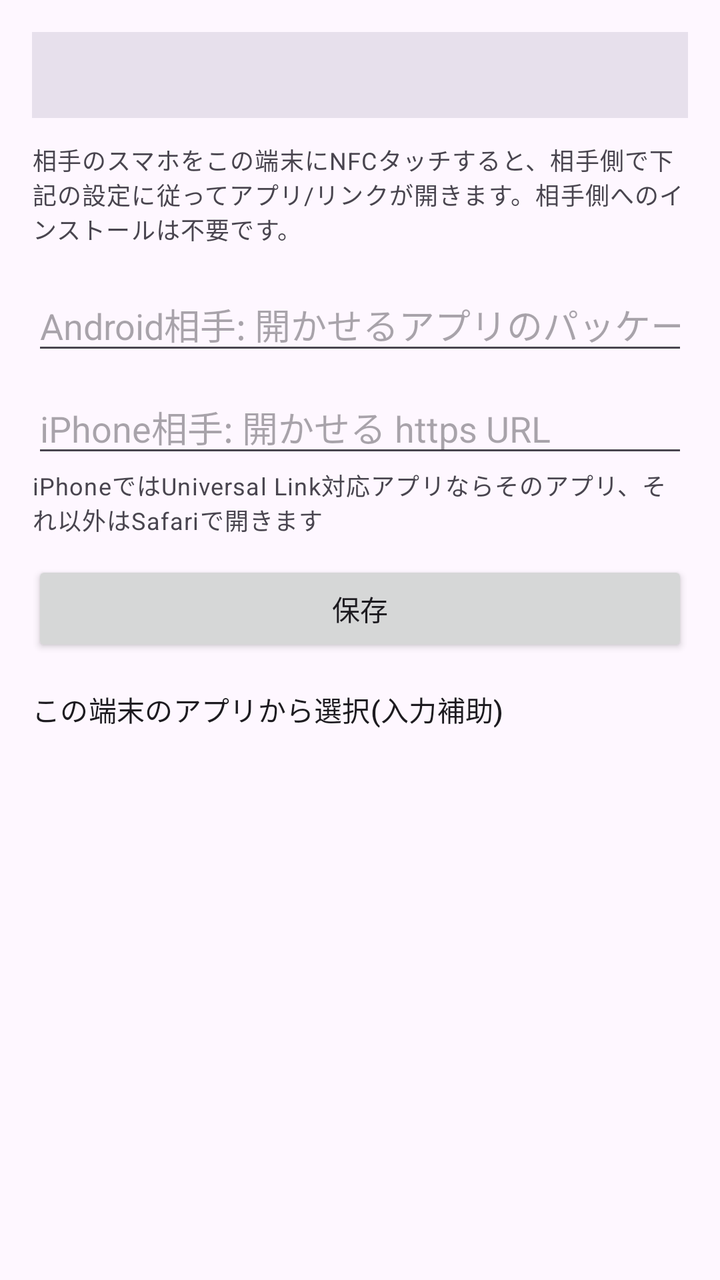
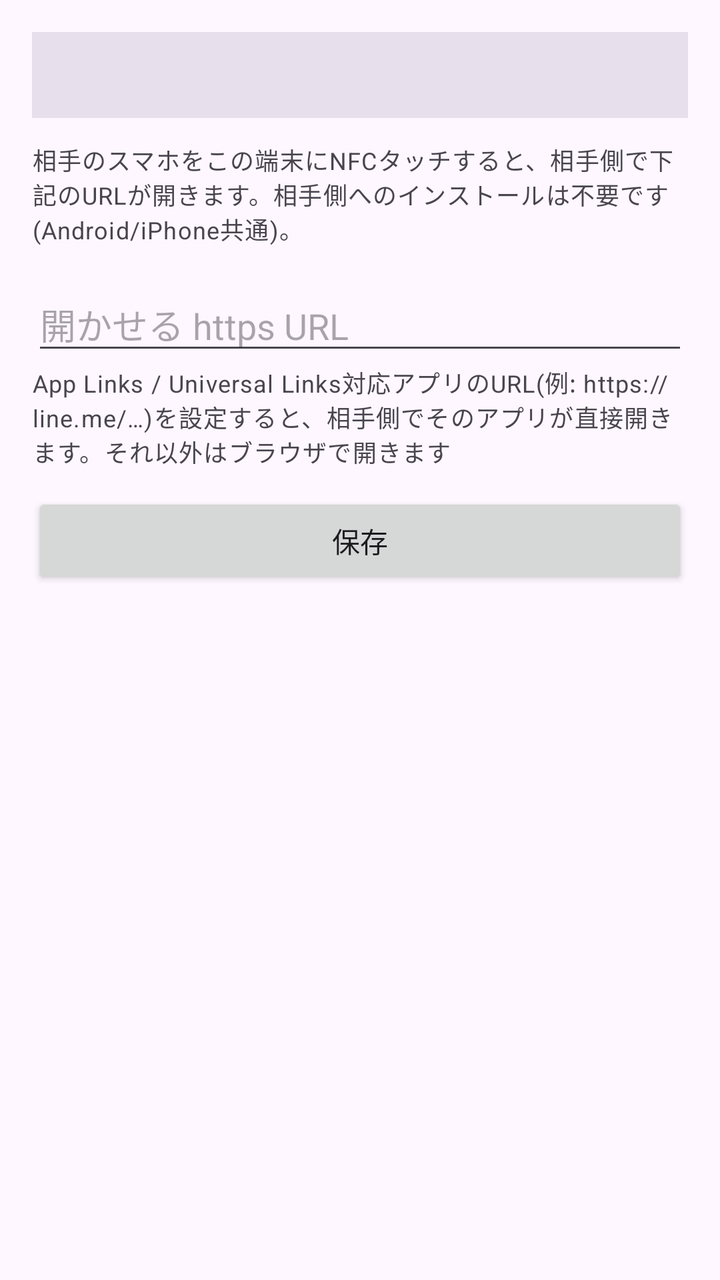

The first picture is an Android layout as it rendered before a commit; the second is the same layout after the commit. The layout source and the unified diff follow.
<!-- AndroidManifest.xml: application theme Theme.HceTag -->
<!-- res/layout/activity_main.xml -->
<?xml version="1.0" encoding="utf-8"?>
<LinearLayout xmlns:android="http://schemas.android.com/apk/res/android"
    android:layout_width="match_parent"
    android:layout_height="match_parent"
    android:orientation="vertical"
    android:padding="16dp">

    <TextView
        android:id="@+id/text_nfc_status"
        android:layout_width="match_parent"
        android:layout_height="wrap_content"
        android:background="?attr/colorSurfaceVariant"
        android:padding="12dp"
        android:textAppearance="?attr/textAppearanceBodyMedium" />

    <TextView
        android:layout_width="match_parent"
        android:layout_height="wrap_content"
        android:layout_marginTop="12dp"
        android:text="@string/description_how_it_works"
        android:textAppearance="?attr/textAppearanceBodySmall" />

    <EditText
        android:id="@+id/input_package"
        android:layout_width="match_parent"
        android:layout_height="wrap_content"
        android:layout_marginTop="16dp"
        android:hint="@string/hint_package"
        android:importantForAutofill="no"
        android:inputType="textNoSuggestions"
        android:maxLines="1" />

    <EditText
        android:id="@+id/input_url"
        android:layout_width="match_parent"
        android:layout_height="wrap_content"
        android:layout_marginTop="8dp"
        android:hint="@string/hint_url"
        android:importantForAutofill="no"
        android:inputType="textUri"
        android:maxLines="1" />

    <TextView
        android:layout_width="match_parent"
        android:layout_height="wrap_content"
        android:text="@string/helper_url"
        android:textAppearance="?attr/textAppearanceBodySmall" />

    <Button
        android:id="@+id/button_save"
        android:layout_width="match_parent"
        android:layout_height="wrap_content"
        android:layout_marginTop="12dp"
        android:text="@string/button_save" />

    <TextView
        android:layout_width="match_parent"
        android:layout_height="wrap_content"
        android:layout_marginTop="16dp"
        android:text="@string/label_app_list"
        android:textAppearance="?attr/textAppearanceTitleSmall" />

    <ListView
        android:id="@+id/list_apps"
        android:layout_width="match_parent"
        android:layout_height="0dp"
        android:layout_marginTop="4dp"
        android:layout_weight="1" />

</LinearLayout>
<!-- resources referenced by this layout -->
<resources>
  <string name="button_save">保存</string>
  <string name="description_how_it_works">相手のスマホをこの端末にNFCタッチすると、相手側で下記の設定に従ってアプリ/リンクが開きます。相手側へのインストールは不要です。</string>
  <string name="helper_url">iPhoneではUniversal Link対応アプリならそのアプリ、それ以外はSafariで開きます</string>
  <string name="hint_package">Android相手: 開かせるアプリのパッケージ名</string>
  <string name="hint_url">iPhone相手: 開かせる https URL</string>
  <string name="label_app_list">この端末のアプリから選択(入力補助)</string>
  <style name="Theme.HceTag" parent="Theme.Material3.DayNight" />
</resources>

<!-- the commit's change to res/layout/activity_main.xml (unified diff, before → after) -->
@@ -21,20 +21,10 @@
         android:textAppearance="?attr/textAppearanceBodySmall" />
 
     <EditText
-        android:id="@+id/input_package"
+        android:id="@+id/input_url"
         android:layout_width="match_parent"
         android:layout_height="wrap_content"
         android:layout_marginTop="16dp"
-        android:hint="@string/hint_package"
-        android:importantForAutofill="no"
-        android:inputType="textNoSuggestions"
-        android:maxLines="1" />
-
-    <EditText
-        android:id="@+id/input_url"
-        android:layout_width="match_parent"
-        android:layout_height="wrap_content"
-        android:layout_marginTop="8dp"
         android:hint="@string/hint_url"
         android:importantForAutofill="no"
         android:inputType="textUri"
@@ -53,18 +43,4 @@
         android:layout_marginTop="12dp"
         android:text="@string/button_save" />
 
-    <TextView
-        android:layout_width="match_parent"
-        android:layout_height="wrap_content"
-        android:layout_marginTop="16dp"
-        android:text="@string/label_app_list"
-        android:textAppearance="?attr/textAppearanceTitleSmall" />
-
-    <ListView
-        android:id="@+id/list_apps"
-        android:layout_width="match_parent"
-        android:layout_height="0dp"
-        android:layout_marginTop="4dp"
-        android:layout_weight="1" />
-
 </LinearLayout>
<!-- resource entries referenced after the edit -->
@@ -1,11 +1,9 @@
 <!-- resources referenced by this layout -->
 <resources>
   <string name="button_save">保存</string>
-  <string name="description_how_it_works">相手のスマホをこの端末にNFCタッチすると、相手側で下記の設定に従ってアプリ/リンクが開きます。相手側へのインストールは不要です。</string>
-  <string name="helper_url">iPhoneではUniversal Link対応アプリならそのアプリ、それ以外はSafariで開きます</string>
-  <string name="hint_package">Android相手: 開かせるアプリのパッケージ名</string>
-  <string name="hint_url">iPhone相手: 開かせる https URL</string>
-  <string name="label_app_list">この端末のアプリから選択(入力補助)</string>
+  <string name="description_how_it_works">相手のスマホをこの端末にNFCタッチすると、相手側で下記のURLが開きます。相手側へのインストールは不要です(Android/iPhone共通)。</string>
+  <string name="helper_url">App Links / Universal Links対応アプリのURL(例: https://line.me/…)を設定すると、相手側でそのアプリが直接開きます。それ以外はブラウザで開きます</string>
+  <string name="hint_url">開かせる https URL</string>
   <style name="Theme.HceTag" parent="Theme.Material3.DayNight" />
 </resources>
 
